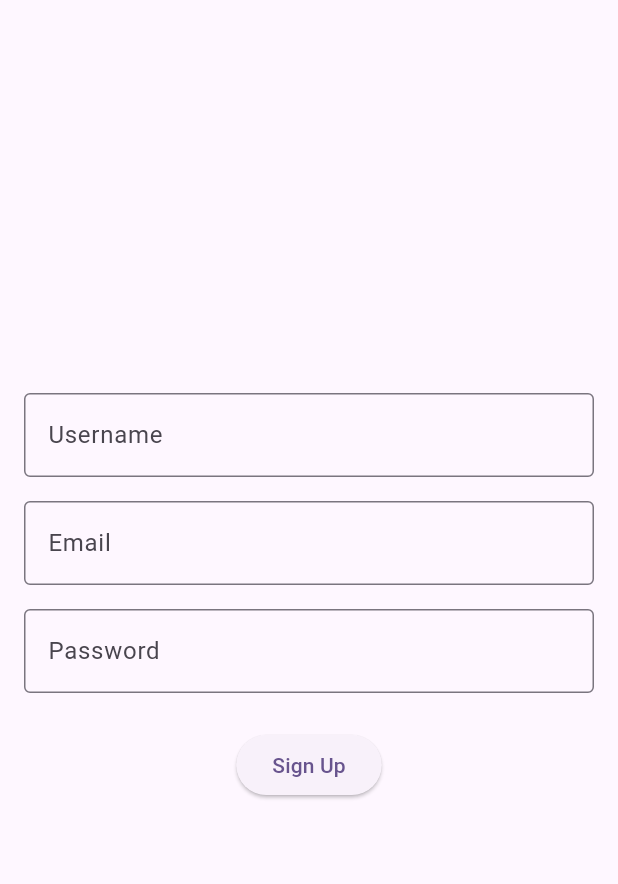
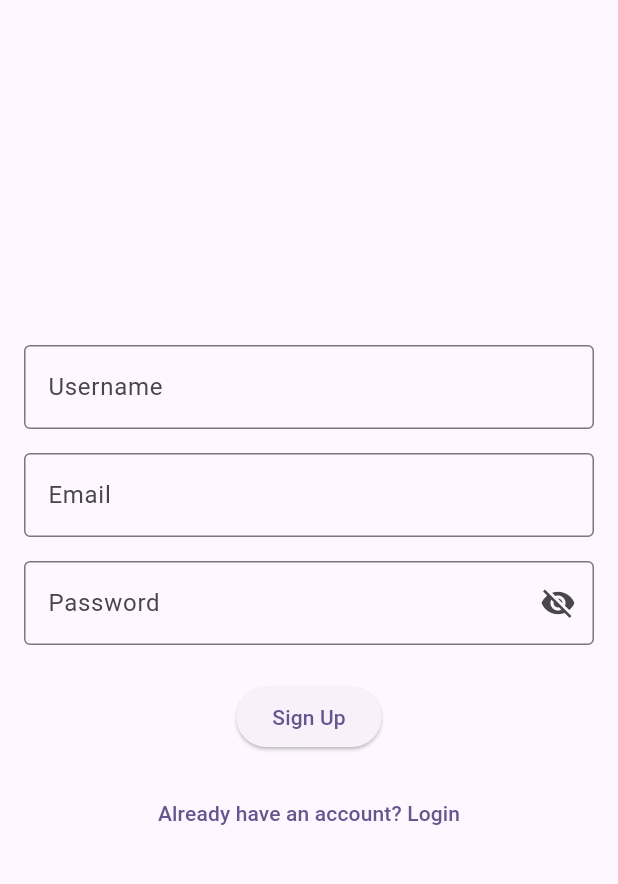
Before and after one commit to trebeljahr/wherearemyfriends.info, a Flutter app: the screen it shows after launch, in the side drawer, after a tap on "Sign Up", on a phone screen of 412 x 824 dp, the part 63-947 px from its top. Run offline on Flutter 3.47's test engine with Material 3 defaults, Android fonts, the phone set to English and light mode, and no system bars; our stand-ins replace font_awesome_flutter; missing offline and left inert: maplibre_gl.

Commit message:
split up login and signup into separate files

```diff
--- a/app/lib/pages.dart
+++ b/app/lib/pages.dart
@@ -1,11 +1,11 @@
 import 'package:flutter/material.dart';
-import 'package:font_awesome_flutter/font_awesome_flutter.dart';
-import 'package:my_map/pages/auth.dart';
+import 'package:my_map/pages/signup.dart';
 import 'package:my_map/pages/friends.dart';
 import 'package:my_map/pages/home.dart';
 import 'package:my_map/pages/location.dart';
 import 'package:my_map/pages/profiles.dart';
 import 'package:my_map/pages/settings.dart';
+import 'package:my_map/pages/login.dart';
 
 class RoutesSetup extends StatelessWidget {
   const RoutesSetup({super.key});
--- a/app/lib/pages/auth.dart
+++ b/app/lib/pages/login.dart
@@ -2,52 +2,6 @@ import 'package:flutter/material.dart';
 import 'package:http/http.dart' as http;
 import 'dart:convert';
 import 'package:my_map/widgets/navbar.dart';
-
-class SignupPage extends StatelessWidget {
-  const SignupPage({super.key});
-
-  @override
-  Widget build(BuildContext context) {
-    return Scaffold(
-      appBar: AppBar(title: const Text('Signup Page')),
-      drawer: const CustomNavbar(),
-      body: Padding(
-        padding: const EdgeInsets.all(16.0),
-        child: Column(
-          mainAxisAlignment: MainAxisAlignment.center,
-          children: [
-            const TextField(
-              decoration: InputDecoration(
-                labelText: 'Username',
-                border: OutlineInputBorder(),
-              ),
-            ),
-            const SizedBox(height: 16),
-            const TextField(
-              decoration: InputDecoration(
-                labelText: 'Email',
-                border: OutlineInputBorder(),
-              ),
-            ),
-            const SizedBox(height: 16),
-            const TextField(
-              decoration: InputDecoration(
-                labelText: 'Password',
-                border: OutlineInputBorder(),
-              ),
-              obscureText: true,
-            ),
-            const SizedBox(height: 24),
-            ElevatedButton(
-              onPressed: () {},
-              child: const Text('Sign Up'),
-            ),
-          ],
-        ),
-      ),
-    );
-  }
-}
 
 class LoginPage extends StatefulWidget {
   const LoginPage({super.key});
--- /dev/null
+++ b/app/lib/pages/signup.dart
@@ -0,0 +1,127 @@
+import 'package:flutter/material.dart';
+import 'package:http/http.dart' as http;
+import 'dart:convert';
+import 'package:my_map/widgets/navbar.dart';
+
+class SignupPage extends StatefulWidget {
+  const SignupPage({super.key});
+
+  @override
+  _SignupPageState createState() => _SignupPageState();
+}
+
+class _SignupPageState extends State<SignupPage> {
+  final TextEditingController _emailController = TextEditingController();
+  final TextEditingController _usernameController = TextEditingController();
+  final TextEditingController _passwordController = TextEditingController();
+
+  bool _isPasswordVisible = false;
+  String _errorMessage = '';
+
+  Future<void> _handleSignup() async {
+    final email = _emailController.text;
+    final username = _usernameController.text;
+    final password = _passwordController.text;
+
+    if (email.isEmpty || password.isEmpty || username.isEmpty) {
+      setState(() {
+        _errorMessage = 'Please provide email, username and password.';
+      });
+      return;
+    }
+
+    final url = Uri.parse('https://wherearemyfriends.info/auth/signup');
+    try {
+      final response = await http.post(
+        url,
+        headers: {'Content-Type': 'application/json'},
+        body: json.encode(
+            {'email': email, 'username': username, 'password': password}),
+      );
+
+      // Log the response for debugging purposes
+      print('Response status: ${response.statusCode}');
+      print('Response body: ${response.body}');
+
+      if (response.statusCode == 200) {
+        final responseData = json.decode(response.body);
+        final authToken = responseData['authToken'];
+        // Store the token (in Flutter, you might use SharedPreferences or another secure storage method)
+        // Navigate to the next page
+        Navigator.pushNamed(context, '/location');
+      } else {
+        setState(() {
+          _errorMessage = 'Invalid credentials. Please try again.';
+        });
+      }
+    } catch (error) {
+      setState(() {
+        _errorMessage = 'An error occurred. Please try again later.';
+      });
+    }
+  }
+
+  @override
+  Widget build(BuildContext context) {
+    return Scaffold(
+      appBar: AppBar(title: const Text('Signup Page')),
+      drawer: const CustomNavbar(),
+      body: Padding(
+        padding: const EdgeInsets.all(16.0),
+        child: Column(
+          mainAxisAlignment: MainAxisAlignment.center,
+          children: [
+            TextField(
+              controller: _usernameController,
+              decoration: const InputDecoration(
+                labelText: 'Username',
+                border: OutlineInputBorder(),
+              ),
+            ),
+            const SizedBox(height: 16),
+            TextField(
+              controller: _emailController,
+              decoration: const InputDecoration(
+                labelText: 'Email',
+                border: OutlineInputBorder(),
+              ),
+            ),
+            const SizedBox(height: 16),
+            TextField(
+              controller: _passwordController,
+              obscureText: !_isPasswordVisible,
+              decoration: InputDecoration(
+                labelText: 'Password',
+                border: const OutlineInputBorder(),
+                suffixIcon: IconButton(
+                  icon: Icon(
+                    _isPasswordVisible
+                        ? Icons.visibility
+                        : Icons.visibility_off,
+                  ),
+                  onPressed: () {
+                    setState(() {
+                      _isPasswordVisible = !_isPasswordVisible;
+                    });
+                  },
+                ),
+              ),
+            ),
+            const SizedBox(height: 24),
+            ElevatedButton(
+              onPressed: () {},
+              child: const Text('Sign Up'),
+            ),
+            const SizedBox(height: 16),
+            TextButton(
+              onPressed: () {
+                Navigator.pushNamed(context, '/login');
+              },
+              child: const Text("Already have an account? Login"),
+            ),
+          ],
+        ),
+      ),
+    );
+  }
+}
```
